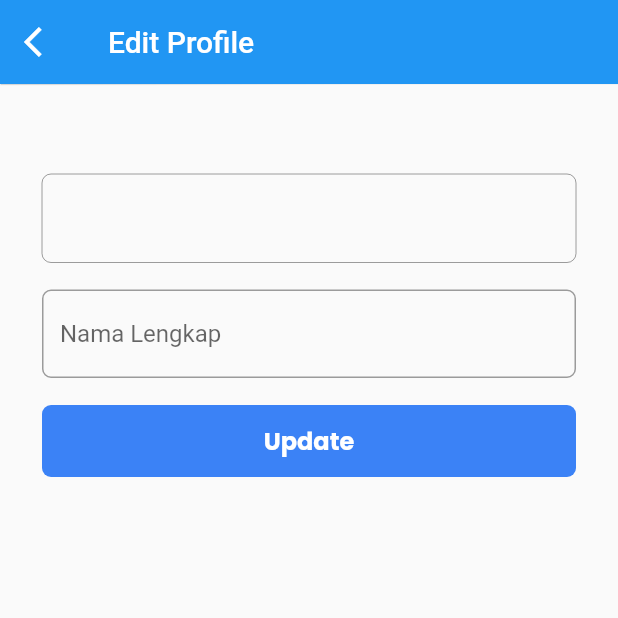
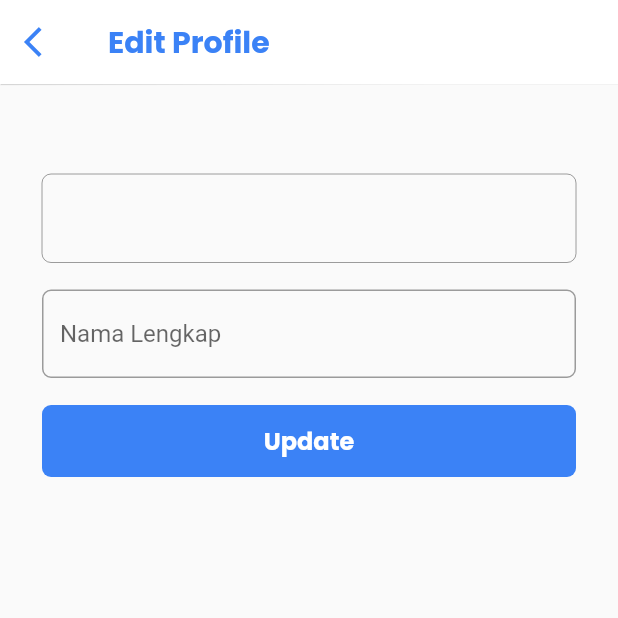
Before and after one commit to adamrayw/courseku-android, a Flutter app: the EditProfile screen opened directly with empty values, on a phone screen of 412 x 824 dp, the top half of it. Run offline on Flutter 3.47's test engine with Material 2 defaults, Android fonts, the phone set to English and light mode, and no system bars; our stand-ins replace carousel_slider, double_back_to_close, font_awesome_flutter, google_fonts, webview_flutter; missing offline and left inert: dart:html; accounts and stored records are empty; network calls fail.

```diff
--- a/lib/pages/edit_profile.dart
+++ b/lib/pages/edit_profile.dart
@@ -80,15 +80,20 @@ class _EditProfileState extends State<EditProfile> {
 
     return Scaffold(
       appBar: AppBar(
+        backgroundColor: Colors.white,
         elevation: 0.3,
         leading: IconButton(
           onPressed: () {
             Navigator.pop(context);
           },
-          icon: const Icon(Icons.arrow_back_ios),
+          icon: const Icon(
+            Icons.arrow_back_ios,
+            color: Color(0xff3B82F6),
+          ),
         ),
-        title: const Text(
+        title: Text(
           'Edit Profile',
+          style: primaryTextStyle,
         ),
       ),
       body: Container(
```
